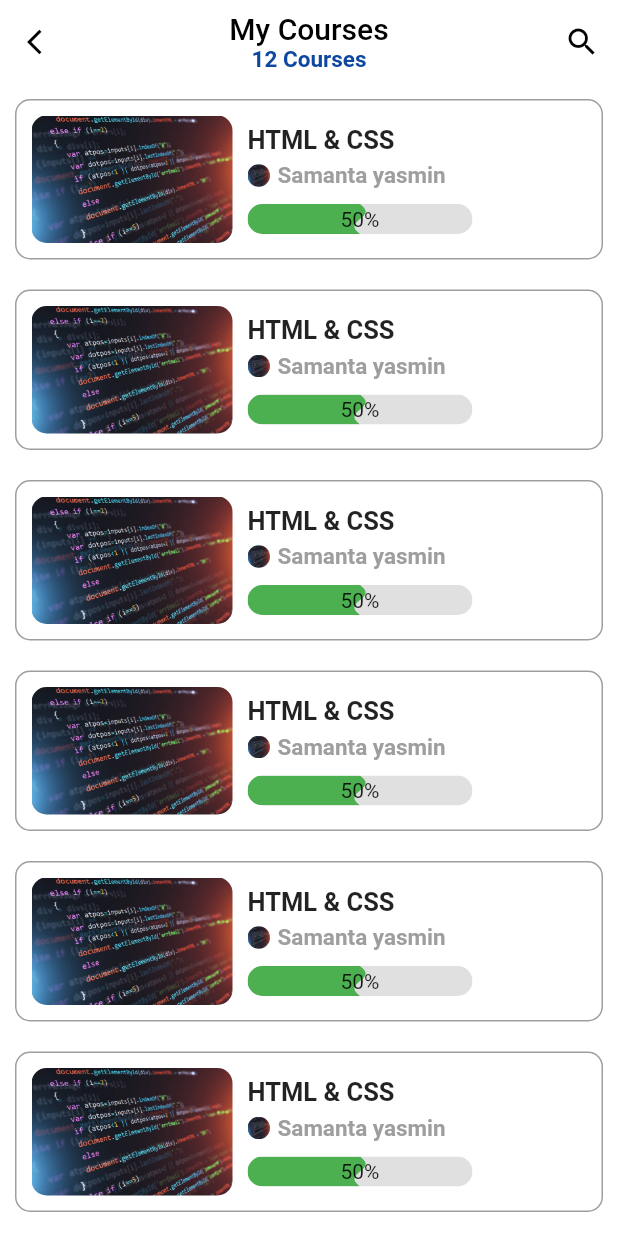
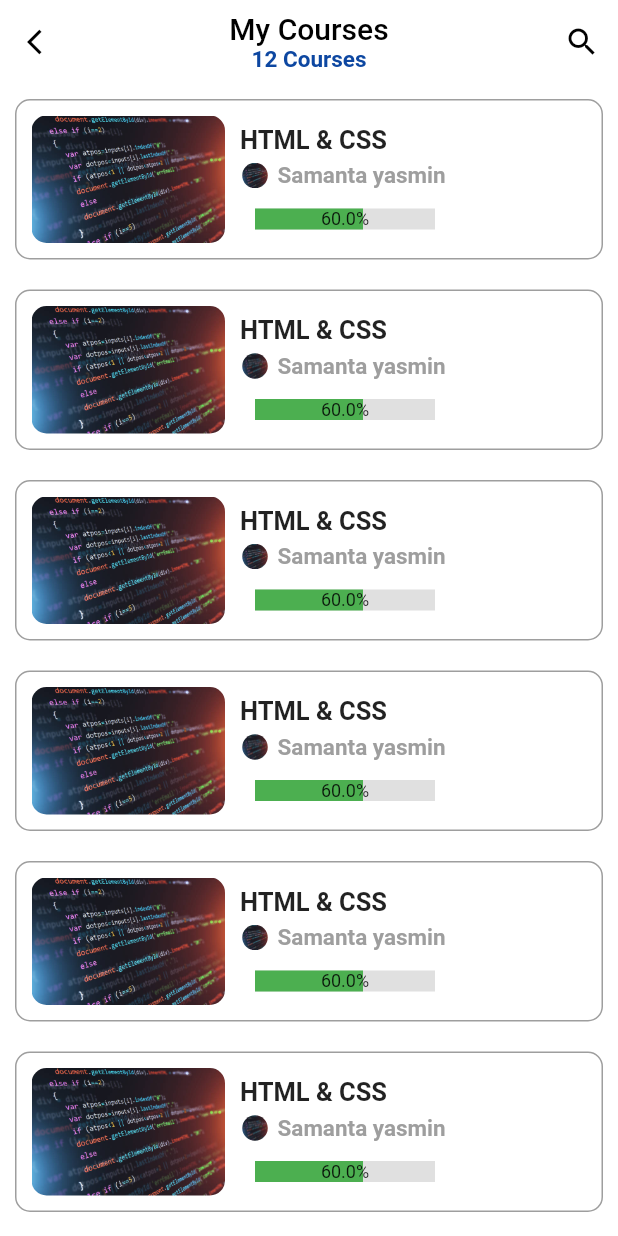
Before and after one commit to raghda-ali/UI-Designs, a Flutter app: the MyCourses screen opened directly, on a phone screen of 412 x 824 dp. Run offline on Flutter 3.47's test engine with Material 2 defaults, Android fonts, the phone set to English and light mode, and no system bars; drawn by our look-alikes of liquid_progress_indicator, percent_indicator; our stand-ins replace auto_size_text, bloc, device_preview, flutter_bloc, smooth_page_indicator.

Commit message:
add percent indicator for loading

```diff
--- a/lib/business_logic/cubits/bottom_navigation_bar/bottom_navigation_bar_cubit.dart
+++ b/lib/business_logic/cubits/bottom_navigation_bar/bottom_navigation_bar_cubit.dart
@@ -14,8 +14,8 @@ class BottomNavigationBarCubit extends Cubit<BottomNavigationBarState> {
   int selectedIndex = 0;
   List<Widget> screens = const [
     OnlineCourses(),
+    MyCourses(),
     Cards(),
-    MyCourses(),
     ChallengeFour(),
   ];
 
--- a/lib/presentation/screens/challenge5/widgets/custom_row_widget.dart
+++ b/lib/presentation/screens/challenge5/widgets/custom_row_widget.dart
@@ -1,17 +1,18 @@
 import 'package:flutter/material.dart';
 import 'package:liquid_progress_indicator/liquid_progress_indicator.dart';
+import 'package:percent_indicator/linear_percent_indicator.dart';
 import 'package:ui_design/resources.dart';
 
 class CustomRowWidget extends StatelessWidget {
-  final String? title;
-  final String? image;
-  final String? subTitle;
+  final String title;
+  final String image;
+  final String subTitle;
 
   const CustomRowWidget({
     Key? key,
-    this.title,
-    this.image,
-    this.subTitle,
+    required this.title,
+    required this.image,
+    required this.subTitle,
   }) : super(key: key);
 
   @override
@@ -33,7 +34,7 @@ class CustomRowWidget extends StatelessWidget {
               decoration: BoxDecoration(
                 borderRadius: BorderRadius.circular(10),
                 image: DecorationImage(
-                  image: AssetImage(image ?? Resources.design),
+                  image: AssetImage(image),
                   fit: BoxFit.fill,
                 ),
               ),
@@ -48,7 +49,7 @@ class CustomRowWidget extends StatelessWidget {
               SizedBox(
                 width: MediaQuery.of(context).size.width * 0.5,
                 child: Text(
-                  title ?? "",
+                  title,
                   maxLines: 1,
                   overflow: TextOverflow.ellipsis,
                   style: const TextStyle(
@@ -62,8 +63,8 @@ class CustomRowWidget extends StatelessWidget {
                 child: Row(
                   children: [
                     Container(
-                      width: 15,
-                      height: 15,
+                      width: 20,
+                      height: 17,
                       decoration: const BoxDecoration(
                         shape: BoxShape.circle,
                         image: DecorationImage(
@@ -78,7 +79,7 @@ class CustomRowWidget extends StatelessWidget {
                     SizedBox(
                       width: MediaQuery.of(context).size.width * 0.5,
                       child: Text(
-                        subTitle ?? "",
+                        subTitle,
                         overflow: TextOverflow.ellipsis,
                         maxLines: 1,
                         style: const TextStyle(
@@ -94,17 +95,17 @@ class CustomRowWidget extends StatelessWidget {
               SizedBox(
                 height: 20,
                 width: 150,
-                child: ClipRRect(
-                  child: LiquidLinearProgressIndicator(
-                    value: 0.5,
-                    valueColor: const AlwaysStoppedAnimation(Colors.green),
-                    backgroundColor: Colors.grey[300],
-                    borderColor: Colors.transparent,
-                    borderWidth: 10.0,
-                    borderRadius: 20.0,
-                    direction: Axis.horizontal,
-                    center: const Text("50%"),
+                child: LinearPercentIndicator(
+                  width: 140.0,
+                  lineHeight: 14.0,
+                  percent: 0.6,
+                  backgroundColor: Colors.grey[300],
+                  progressColor: Colors.green,
+                  center: const Text(
+                    "60.0%",
+                    style: TextStyle(fontSize: 12.0),
                   ),
+                  animation: true,
                 ),
               ),
             ],
--- a/pubspec.yaml
+++ b/pubspec.yaml
@@ -40,6 +40,7 @@ dependencies:
   flutter_bloc: ^8.0.1
   smooth_page_indicator: ^1.0.0+2
   liquid_progress_indicator: ^0.4.0
+  percent_indicator: ^3.4.0
 
 
 
```
Also changed, not shown: pubspec.lock.
